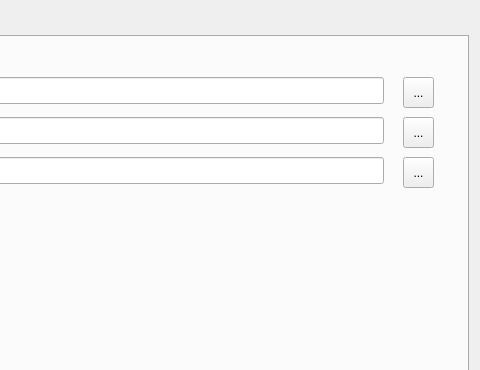
This is SelectDataWindowDesign.ui in ukito-pl/RobotCarDataSet-GUI-Python as Qt 5 draws it before an edit; both pictures show x 350 to 830 and y 0 to 370 of the 830 by 478 pixel window. The edited form follows.
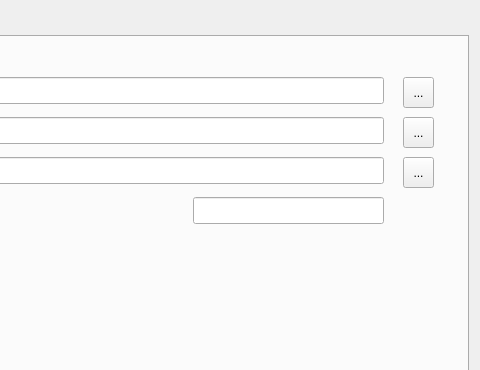
This is the edited form.

```diff
--- a/SelectDataWindowDesign.ui
+++ b/SelectDataWindowDesign.ui
@@ -368,6 +368,16 @@
         <string>Choose Pose File:</string>
        </property>
       </widget>
+      <widget class="QLineEdit" name="chooseLidarDataFile">
+       <property name="geometry">
+        <rect>
+         <x>530</x>
+         <y>160</y>
+         <width>191</width>
+         <height>27</height>
+        </rect>
+       </property>
+      </widget>
      </widget>
      <widget class="QWidget" name="tab_2">
       <attribute name="title">
```
